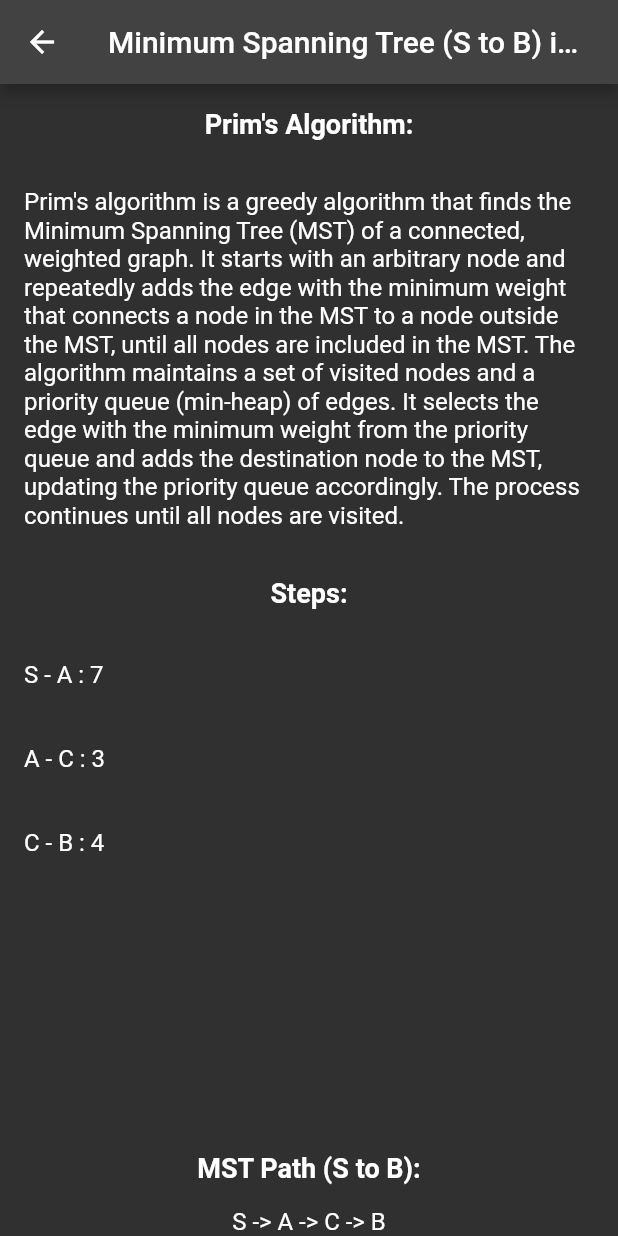
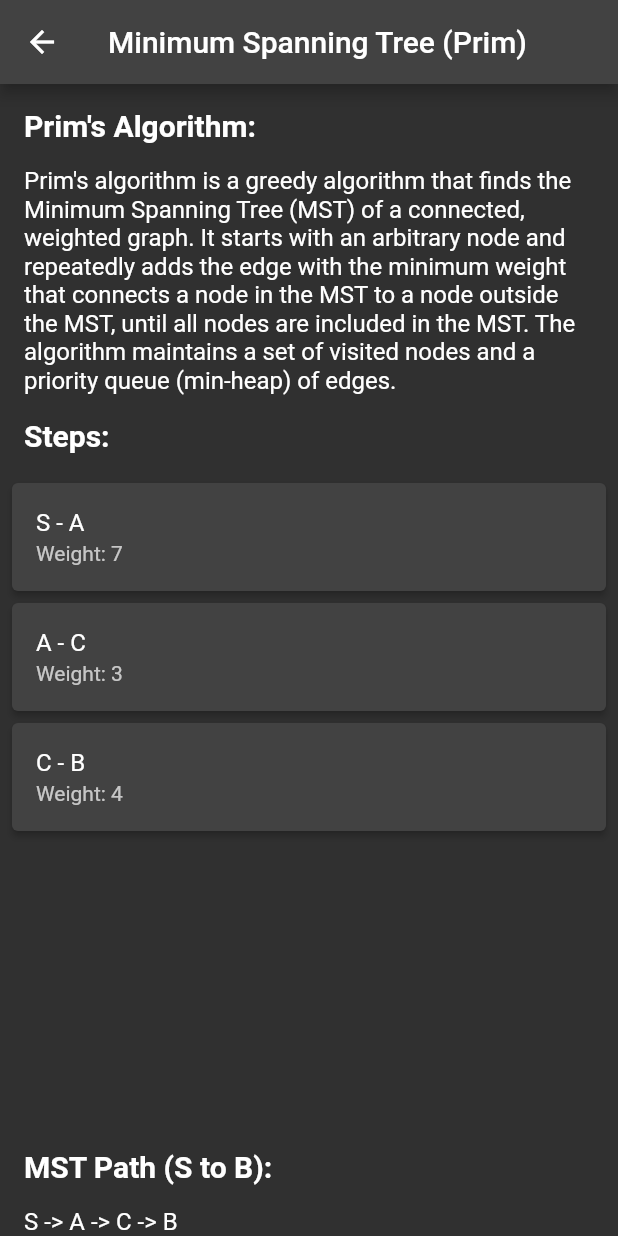
Before and after one commit to Crisiroid/Algorithm_generator, a Flutter app: the screen it shows after launch, after a tap on "Prim", on a phone screen of 412 x 824 dp. Run offline on Flutter 3.47's test engine with Material 2 defaults, Android fonts, the phone set to English and light mode, and no system bars.

Commit message:
Ui improvement

```diff
--- a/lib/Screens/algorithm_steps.dart
+++ b/lib/Screens/algorithm_steps.dart
@@ -20,7 +20,7 @@ class Graph {
     final Set<String> visitedNodes = {};
 
     for (final node in nodes) {
-      keyMap[node] = 999999; // Replace int.maxFinite with a large value
+      keyMap[node] = 999999;
     }
 
     keyMap[startNode] = 0;
@@ -53,7 +53,7 @@ class Graph {
   }
 
   String _getMinKey(Map<String, int> keyMap, Set<String> visitedNodes) {
-    int min = 999999999; // Use a large value to represent infinity
+    int min = 999999999;
     String minKey = '';
 
     for (final entry in keyMap.entries) {
@@ -101,7 +101,6 @@ class _MSTPageState extends State<MSTPage> {
   @override
   void initState() {
     super.initState();
-    // Calculate the Minimum Spanning Tree (MST) using Prim's algorithm
     final graph = Graph(nodes, edges);
     mst = graph.primMST('S', 'B');
     path = _getPath('S', 'B', mst);
@@ -128,55 +127,61 @@ class _MSTPageState extends State<MSTPage> {
   Widget build(BuildContext context) {
     return Scaffold(
       appBar: AppBar(
-        title: const Text('Minimum Spanning Tree (S to B) in Prim'),
+        title: const Text('Minimum Spanning Tree (Prim)'),
       ),
       body: Column(
+        crossAxisAlignment: CrossAxisAlignment.start,
         children: [
-          Container(
+          Padding(
             padding: const EdgeInsets.all(16),
-            child: const Text(
+            child: Text(
               'Prim\'s Algorithm:',
-              style: TextStyle(fontSize: 18, fontWeight: FontWeight.bold),
+              style: TextStyle(fontSize: 20, fontWeight: FontWeight.bold),
             ),
           ),
-          Container(
-            padding: const EdgeInsets.all(16),
-            child: const Text(
-              'Prim\'s algorithm is a greedy algorithm that finds the Minimum Spanning Tree (MST) of a connected, weighted graph. It starts with an arbitrary node and repeatedly adds the edge with the minimum weight that connects a node in the MST to a node outside the MST, until all nodes are included in the MST. The algorithm maintains a set of visited nodes and a priority queue (min-heap) of edges. It selects the edge with the minimum weight from the priority queue and adds the destination node to the MST, updating the priority queue accordingly. The process continues until all nodes are visited.',
+          Padding(
+            padding: const EdgeInsets.symmetric(horizontal: 16),
+            child: Text(
+              'Prim\'s algorithm is a greedy algorithm that finds the Minimum Spanning Tree (MST) of a connected, weighted graph. It starts with an arbitrary node and repeatedly adds the edge with the minimum weight that connects a node in the MST to a node outside the MST, until all nodes are included in the MST. The algorithm maintains a set of visited nodes and a priority queue (min-heap) of edges.',
               style: TextStyle(fontSize: 16),
             ),
           ),
-          Container(
+          Padding(
             padding: const EdgeInsets.all(16),
-            child: const Text(
+            child: Text(
               'Steps:',
-              style: TextStyle(fontSize: 18, fontWeight: FontWeight.bold),
+              style: TextStyle(fontSize: 20, fontWeight: FontWeight.bold),
             ),
           ),
           Expanded(
             child: ListView.builder(
               itemCount: mst.length,
               itemBuilder: (BuildContext context, int index) {
-                return ListTile(
-                  title: Text(
-                    '${mst[index].source} - ${mst[index].destination} : ${mst[index].weight}',
+                return Card(
+                  elevation: 2,
+                  margin:
+                      const EdgeInsets.symmetric(vertical: 4, horizontal: 8),
+                  child: ListTile(
+                    title: Text(
+                        '${mst[index].source} - ${mst[index].destination}'),
+                    subtitle: Text('Weight: ${mst[index].weight}'),
                   ),
                 );
               },
             ),
           ),
-          Container(
+          Padding(
             padding: const EdgeInsets.all(16),
-            child: const Text(
+            child: Text(
               'MST Path (S to B):',
-              style: TextStyle(fontSize: 18, fontWeight: FontWeight.bold),
+              style: TextStyle(fontSize: 20, fontWeight: FontWeight.bold),
             ),
           ),
-          Container(
+          Padding(
             padding: const EdgeInsets.symmetric(horizontal: 16),
             child: Text(
               path.join(' -> '),
-              style: const TextStyle(fontSize: 16),
+              style: TextStyle(fontSize: 16),
             ),
           ),
         ],
--- a/lib/Screens/home_page.dart
+++ b/lib/Screens/home_page.dart
@@ -1,4 +1,3 @@
-// ignore_for_file: prefer_const_constructors, prefer_const_literals_to_create_immutables, unnecessary_new
 import 'package:algorithm_generator/Screens/algorithm_steps.dart';
 import 'package:algorithm_generator/Screens/kruskal_algorithm_steps.dart';
 import 'package:algorithm_generator/Screens/sollin_algorithm_steps.dart';
@@ -6,38 +5,24 @@ import 'package:algorithm_generator/Utils/custom_button.dart';
 import 'package:flutter/material.dart';
 
 class HomePage extends StatelessWidget {
-  HomePage({super.key});
-
-  var vertexes = <Map>{};
-
   @override
   Widget build(BuildContext context) {
-    return Placeholder(
-      child: Scaffold(
-        body: Column(
-          mainAxisAlignment: MainAxisAlignment.start,
+    return Scaffold(
+      appBar: AppBar(
+        title: const Text(
+          'Choose Your Desired Algorithm',
+          style: TextStyle(fontSize: 20),
+        ),
+        centerTitle: true,
+      ),
+      body: Center(
+        child: Padding(
+          padding: const EdgeInsets.symmetric(horizontal: 20, vertical: 40),
+          child: Column(
+            mainAxisAlignment: MainAxisAlignment.center,
+            crossAxisAlignment: CrossAxisAlignment.stretch,
             children: [
-            Center(
-              child: Container(
-                padding: EdgeInsets.all(7),
-                margin: EdgeInsets.only(top: 40),
-                decoration: BoxDecoration(
-                  border: Border.all(width: 2, color: Colors.black),
-                  color: Color.fromARGB(255, 68, 68, 68),
-                  borderRadius: BorderRadius.circular(5),
-                ),
-                width: MediaQuery.of(context).size.width - 10,
-                child: Column(
-                  children: [
-                    Text(
-                      "Choose your desired Algorithm",
-                      style: TextStyle(
-                          color: Color.fromARGB(255, 255, 234, 234),
-                          fontSize: 25),
-                    ),
-                    const SizedBox(height: 15),
-                    Builder(builder: (context) {
-                      return CustomButton(
+              CustomButton(
                 onPressed: () {
                   Navigator.push(
                     context,
@@ -46,10 +31,10 @@ class HomePage extends StatelessWidget {
                     ),
                   );
                 },
-                          text: "Prim");
-                    }),
-                    Builder(builder: (context) {
-                      return CustomButton(
+                text: 'Prim',
+              ),
+              const SizedBox(height: 20),
+              CustomButton(
                 onPressed: () {
                   Navigator.push(
                     context,
@@ -58,23 +43,22 @@ class HomePage extends StatelessWidget {
                     ),
                   );
                 },
-                          text: "Sollin");
-                    }),
-                    Builder(builder: (context) {
-                      return CustomButton(
+                text: 'Sollin',
+              ),
+              const SizedBox(height: 20),
+              CustomButton(
                 onPressed: () {
                   Navigator.push(
                     context,
                     MaterialPageRoute(
-                                    builder: (context) => KruskalMSTScreen()));
+                      builder: (context) => KruskalMSTScreen(),
+                    ),
+                  );
                 },
-                          text: "kruskal");
-                    }),
+                text: 'Kruskal',
+              ),
             ],
           ),
-              ),
-            ),
-          ],
         ),
       ),
     );
```
Also changed, not shown: lib/Screens/kruskal_algorithm_steps.dart (+8 -3 lines), lib/Screens/sollin_algorithm_steps.dart (+23 -18 lines). Lines whose indentation alone changed are shown as unchanged.
